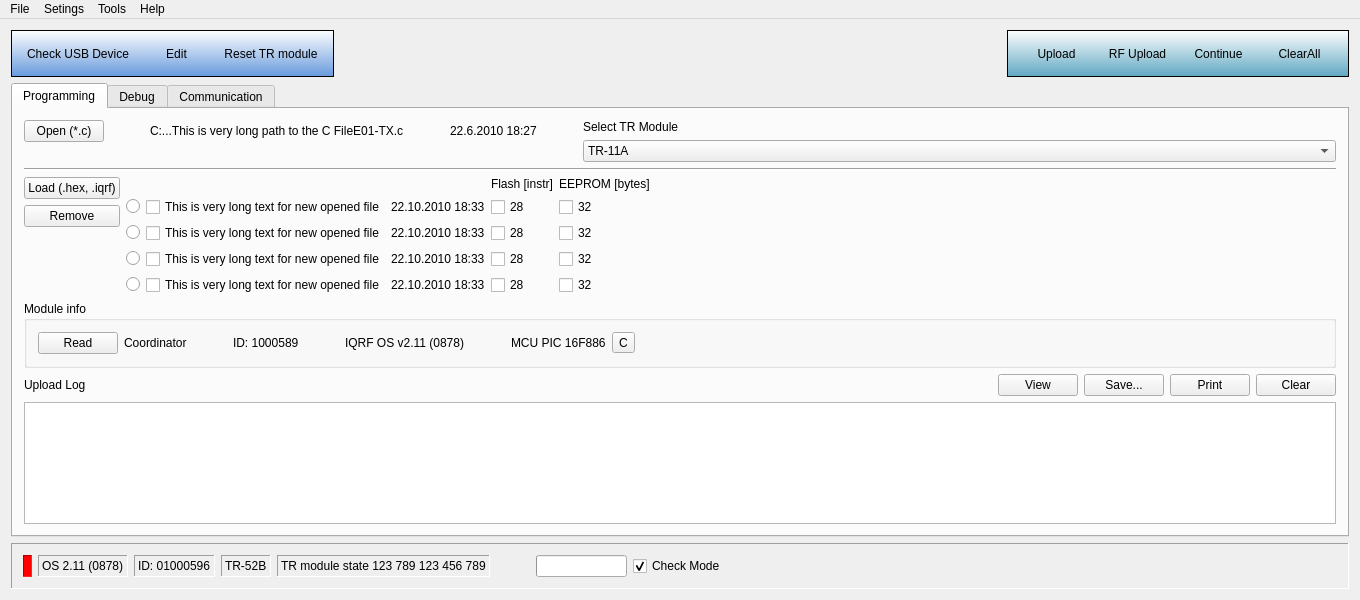
This is IDE/iqrf_ide/mainwindow.ui in nandra/IDE as Qt 5 draws it before an edit. The edited form follows.
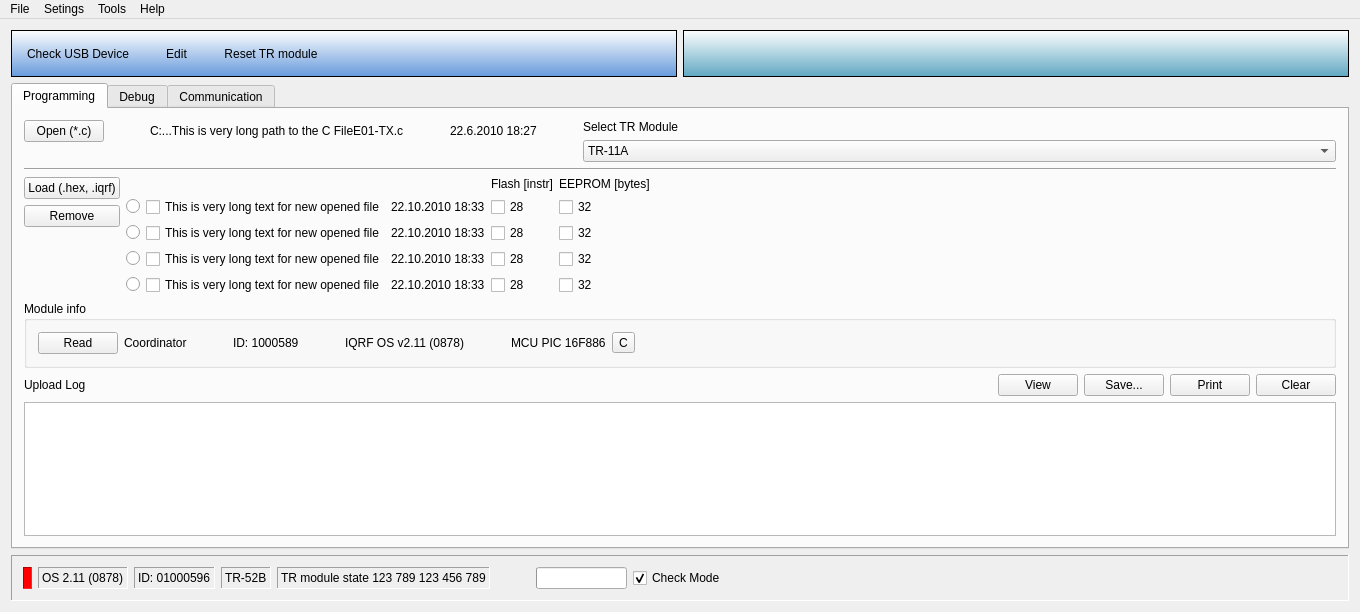
This is the edited form.

Commit message: Add dynamic buttons handling.

Diff of the .ui file:
```diff
--- a/IDE/iqrf_ide/mainwindow.ui
+++ b/IDE/iqrf_ide/mainwindow.ui
@@ -6,8 +6,8 @@
    <rect>
     <x>0</x>
     <y>0</y>
-    <width>800</width>
-    <height>600</height>
+    <width>770</width>
+    <height>612</height>
    </rect>
   </property>
   <property name="windowTitle">
@@ -19,6 +19,12 @@
      <layout class="QHBoxLayout" name="horizontalLayout_4">
       <item>
        <widget class="QFrame" name="frame_2">
+        <property name="sizePolicy">
+         <sizepolicy hsizetype="Minimum" vsizetype="Preferred">
+          <horstretch>0</horstretch>
+          <verstretch>0</verstretch>
+         </sizepolicy>
+        </property>
         <property name="styleSheet">
          <string>background-color: qlineargradient(spread:pad, x1:1, y1:1, x2:1, y2:0, stop:0 rgba(102, 153, 220, 255), stop:1 rgba(255, 255, 255, 255));</string>
         </property>
@@ -66,21 +72,14 @@
         </layout>
        </widget>
       </item>
-      <item>
-       <spacer name="horizontalSpacer_2">
-        <property name="orientation">
-         <enum>Qt::Horizontal</enum>
-        </property>
-        <property name="sizeHint" stdset="0">
-         <size>
-          <width>40</width>
-          <height>20</height>
-         </size>
-        </property>
-       </spacer>
-      </item>
       <item>
        <widget class="QFrame" name="frame_3">
+        <property name="sizePolicy">
+         <sizepolicy hsizetype="Minimum" vsizetype="Expanding">
+          <horstretch>0</horstretch>
+          <verstretch>0</verstretch>
+         </sizepolicy>
+        </property>
         <property name="styleSheet">
          <string>background-color: qlineargradient(spread:pad, x1:1, y1:1, x2:1, y2:0, stop:0 rgba(95, 167, 194, 255), stop:1 rgba(255, 255, 255, 255));</string>
         </property>
@@ -92,48 +91,7 @@
         </property>
         <layout class="QFormLayout" name="formLayout_3">
          <item row="0" column="0">
-          <layout class="QHBoxLayout" name="horizontalLayout_3">
-           <item>
-            <widget class="QPushButton" name="uploadBtn">
-             <property name="text">
-              <string>Upload</string>
-             </property>
-             <property name="flat">
-              <bool>true</bool>
-             </property>
-            </widget>
-           </item>
-           <item>
-            <widget class="QPushButton" name="rfUploadBtn">
-             <property name="text">
-              <string>RF Upload</string>
-             </property>
-             <property name="flat">
-              <bool>true</bool>
-             </property>
-            </widget>
-           </item>
-           <item>
-            <widget class="QPushButton" name="continueDebugBtn">
-             <property name="text">
-              <string>Continue</string>
-             </property>
-             <property name="flat">
-              <bool>true</bool>
-             </property>
-            </widget>
-           </item>
-           <item>
-            <widget class="QPushButton" name="cleaAllDebugBtn">
-             <property name="text">
-              <string>ClearAll</string>
-             </property>
-             <property name="flat">
-              <bool>true</bool>
-             </property>
-            </widget>
-           </item>
-          </layout>
+          <layout class="QHBoxLayout" name="horizontalLayout_3"/>
          </item>
         </layout>
        </widget>
```
Left out of the diff: 2 changed lines with no effect on the pictures. The commit also changes 2 other files.
